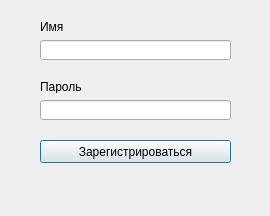
This is EchoServerGUI/registrationwindow.ui in CoderCCQ/QWebSocket-Chat as Qt 5 draws it before an edit. The edited form follows.
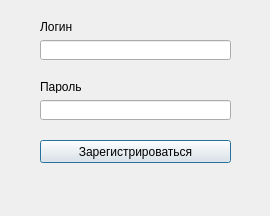
This is the edited form.

```diff
--- a/EchoServerGUI/registrationwindow.ui
+++ b/EchoServerGUI/registrationwindow.ui
@@ -49,7 +49,7 @@
     </rect>
    </property>
    <property name="text">
-    <string>Имя</string>
+    <string>Логин</string>
    </property>
   </widget>
   <widget class="QLineEdit" name="lineEdit_2">
```
Left out of the diff: 27 changed lines with no effect on the pictures.
